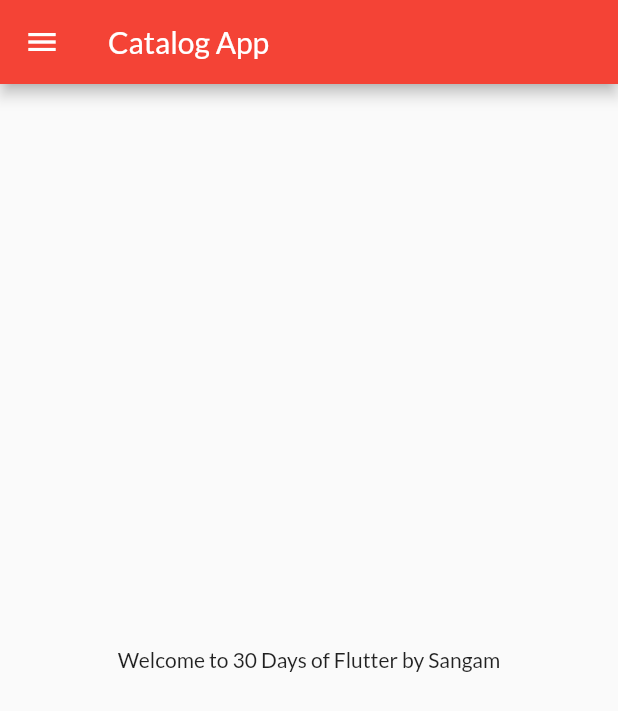
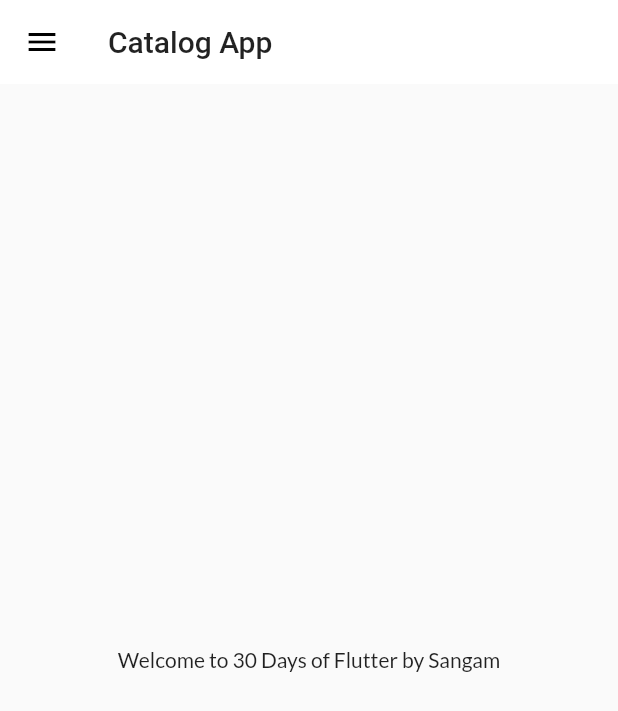
Before and after one commit to codersangam/thirtydays_flutter, a Flutter app: the screen it shows after launch, on a phone screen of 412 x 824 dp. Shown: the top 711 px of the screen. Run offline on Flutter 3.47's test engine with Material 2 defaults, Android fonts, the phone set to English and light mode, and no system bars; our stand-ins replace google_fonts.

Commit message:
Themes extracted

```diff
--- a/lib/main.dart
+++ b/lib/main.dart
@@ -1,8 +1,8 @@
 import 'package:flutter/material.dart';
 import 'package:thirtydays_flutter/screens/home_screen.dart';
 import 'package:thirtydays_flutter/screens/login.dart';
-import 'package:google_fonts/google_fonts.dart';
 import 'package:thirtydays_flutter/utils/routes.dart';
+import 'package:thirtydays_flutter/widgets/themes.dart';
 
 void main(List<String> args) {
   runApp(MyApp());
@@ -15,11 +15,8 @@
     return MaterialApp(
       // home: HomeScreen(),
       themeMode: ThemeMode.light,
-      theme: ThemeData(
-        primarySwatch: Colors.red,
-        fontFamily: GoogleFonts.lato().fontFamily,
-      ),
-      darkTheme: ThemeData(brightness: Brightness.dark),
+      theme: MyTheme.lightTheme(context),
+      darkTheme: MyTheme.darkTheme(context),
 
       initialRoute: MyRoutes.homeRoute,
       routes: {
--- /dev/null
+++ b/lib/widgets/themes.dart
@@ -0,0 +1,17 @@
+import 'package:flutter/material.dart';
+import 'package:google_fonts/google_fonts.dart';
+
+class MyTheme {
+  static ThemeData lightTheme(BuildContext context) => ThemeData(
+      primarySwatch: Colors.red,
+      fontFamily: GoogleFonts.lato().fontFamily,
+      appBarTheme: AppBarTheme(
+        backgroundColor: Colors.white,
+        elevation: 0.0,
+        iconTheme: IconThemeData(color: Colors.black),
+        textTheme: Theme.of(context).textTheme,
+      ));
+
+  static ThemeData darkTheme(BuildContext context) =>
+      ThemeData(brightness: Brightness.dark);
+}
```
